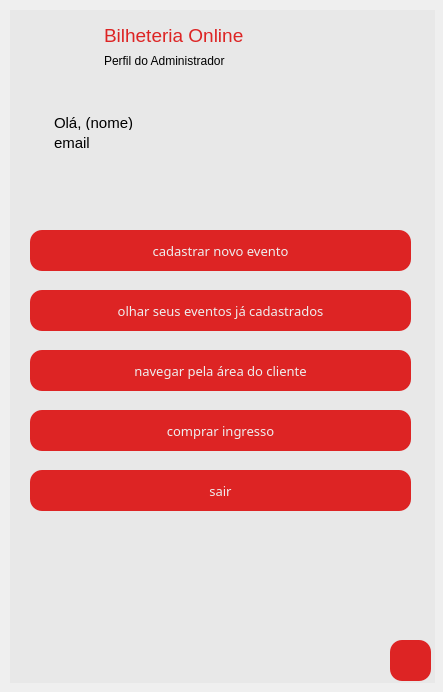
Above: telas/tela_perfilAdm.ui from ClaraFontes/bilheteria-digital before the change. Below: the same form after it.
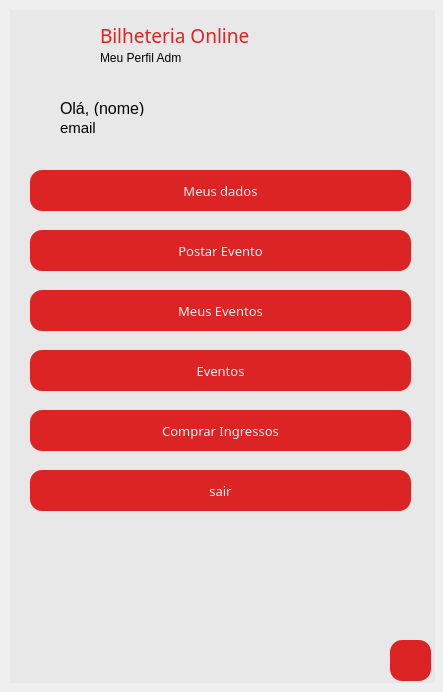
That is the form after the change. Icons and pictures are not drawn.

Commit message: nova edição nas telas e criação da tela principal.

```diff
--- a/telas/tela_perfilAdm.ui
+++ b/telas/tela_perfilAdm.ui
@@ -66,7 +66,7 @@
 </string>
     </property>
     <property name="text">
-     <string>navegar pela área do cliente</string>
+     <string>Eventos</string>
     </property>
    </widget>
    <widget class="QLabel" name="tck">
@@ -91,27 +91,6 @@
      <bool>true</bool>
     </property>
    </widget>
-   <widget class="QTextEdit" name="texto_topo">
-    <property name="geometry">
-     <rect>
-      <x>90</x>
-      <y>10</y>
-      <width>151</width>
-      <height>41</height>
-     </rect>
-    </property>
-    <property name="styleSheet">
-     <string notr="true">border: none;
-color: rgba(221, 33, 33, 0.99);</string>
-    </property>
-    <property name="html">
-     <string>&lt;!DOCTYPE HTML PUBLIC &quot;-//W3C//DTD HTML 4.0//EN&quot; &quot;http://www.w3.org/TR/REC-html40/strict.dtd&quot;&gt;
-&lt;html&gt;&lt;head&gt;&lt;meta name=&quot;qrichtext&quot; content=&quot;1&quot; /&gt;&lt;style type=&quot;text/css&quot;&gt;
-p, li { white-space: pre-wrap; }
-&lt;/style&gt;&lt;/head&gt;&lt;body style=&quot; font-family:'MS Shell Dlg 2'; font-size:8.25pt; font-weight:400; font-style:normal;&quot;&gt;
-&lt;p style=&quot; margin-top:0px; margin-bottom:0px; margin-left:0px; margin-right:0px; -qt-block-indent:0; text-indent:0px;&quot;&gt;&lt;span style=&quot; font-size:14pt;&quot;&gt;Bilheteria Online&lt;/span&gt;&lt;/p&gt;&lt;/body&gt;&lt;/html&gt;</string>
-    </property>
-   </widget>
    <widget class="QPushButton" name="bt_voltarperfilAdm">
     <property name="enabled">
      <bool>true</bool>
@@ -159,47 +138,7 @@
      </size>
     </property>
    </widget>
-   <widget class="QTextEdit" name="texto_olaNomeAdm">
-    <property name="geometry">
-     <rect>
-      <x>40</x>
-      <y>100</y>
-      <width>181</width>
-      <height>31</height>
-     </rect>
-    </property>
-    <property name="styleSheet">
-     <string notr="true">border: none;</string>
-    </property>
-    <property name="html">
-     <string>&lt;!DOCTYPE HTML PUBLIC &quot;-//W3C//DTD HTML 4.0//EN&quot; &quot;http://www.w3.org/TR/REC-html40/strict.dtd&quot;&gt;
-&lt;html&gt;&lt;head&gt;&lt;meta name=&quot;qrichtext&quot; content=&quot;1&quot; /&gt;&lt;style type=&quot;text/css&quot;&gt;
-p, li { white-space: pre-wrap; }
-&lt;/style&gt;&lt;/head&gt;&lt;body style=&quot; font-family:'MS Shell Dlg 2'; font-size:8.25pt; font-weight:400; font-style:normal;&quot;&gt;
-&lt;p style=&quot; margin-top:0px; margin-bottom:0px; margin-left:0px; margin-right:0px; -qt-block-indent:0; text-indent:0px;&quot;&gt;&lt;span style=&quot; font-size:11pt;&quot;&gt;Olá, (nome)&lt;/span&gt;&lt;/p&gt;&lt;/body&gt;&lt;/html&gt;</string>
-    </property>
-   </widget>
-   <widget class="QTextEdit" name="texto_infoEmailADM">
-    <property name="geometry">
-     <rect>
-      <x>40</x>
-      <y>120</y>
-      <width>181</width>
-      <height>31</height>
-     </rect>
-    </property>
-    <property name="styleSheet">
-     <string notr="true">border: none;</string>
-    </property>
-    <property name="html">
-     <string>&lt;!DOCTYPE HTML PUBLIC &quot;-//W3C//DTD HTML 4.0//EN&quot; &quot;http://www.w3.org/TR/REC-html40/strict.dtd&quot;&gt;
-&lt;html&gt;&lt;head&gt;&lt;meta name=&quot;qrichtext&quot; content=&quot;1&quot; /&gt;&lt;style type=&quot;text/css&quot;&gt;
-p, li { white-space: pre-wrap; }
-&lt;/style&gt;&lt;/head&gt;&lt;body style=&quot; font-family:'MS Shell Dlg 2'; font-size:8.25pt; font-weight:400; font-style:normal;&quot;&gt;
-&lt;p style=&quot; margin-top:0px; margin-bottom:0px; margin-left:0px; margin-right:0px; -qt-block-indent:0; text-indent:0px;&quot;&gt;&lt;span style=&quot; font-size:11pt;&quot;&gt;email&lt;/span&gt;&lt;/p&gt;&lt;/body&gt;&lt;/html&gt;</string>
-    </property>
-   </widget>
-   <widget class="QPushButton" name="bt_cadastroNovoEvento">
+   <widget class="QPushButton" name="bt_postarevento">
     <property name="enabled">
      <bool>true</bool>
     </property>
@@ -234,7 +173,7 @@
 </string>
     </property>
     <property name="text">
-     <string>cadastrar novo evento</string>
+     <string>Postar Evento</string>
     </property>
    </widget>
    <widget class="QPushButton" name="bt_meusEventos">
@@ -272,7 +211,7 @@
 </string>
     </property>
     <property name="text">
-     <string>olhar seus eventos já cadastrados</string>
+     <string>Meus Eventos</string>
     </property>
    </widget>
    <widget class="QPushButton" name="bt_sairAdm">
@@ -348,39 +287,140 @@
 </string>
     </property>
     <property name="text">
-     <string>comprar ingresso</string>
+     <string>Comprar Ingressos</string>
     </property>
    </widget>
-   <widget class="QTextEdit" name="textEdit">
+   <widget class="QPushButton" name="bt_dadosAdm">
+    <property name="enabled">
+     <bool>true</bool>
+    </property>
     <property name="geometry">
      <rect>
-      <x>90</x>
-      <y>40</y>
-      <width>171</width>
-      <height>31</height>
+      <x>20</x>
+      <y>160</y>
+      <width>381</width>
+      <height>41</height>
      </rect>
     </property>
     <property name="font">
      <font>
-      <family>Arial</family>
+      <family>Arial Rounded MT Bold</family>
+      <pointsize>10</pointsize>
+      <weight>50</weight>
+      <bold>false</bold>
      </font>
     </property>
     <property name="styleSheet">
-     <string notr="true">border: none;
-font-family: Arial;
+     <string notr="true">QPushButton{
+	background-color: rgba(221, 33, 33, 0.99);
+	border-radius: 12px;
+	color: rgb(238, 238, 238);
+}
 
 </string>
     </property>
-    <property name="html">
-     <string>&lt;!DOCTYPE HTML PUBLIC &quot;-//W3C//DTD HTML 4.0//EN&quot; &quot;http://www.w3.org/TR/REC-html40/strict.dtd&quot;&gt;
-&lt;html&gt;&lt;head&gt;&lt;meta name=&quot;qrichtext&quot; content=&quot;1&quot; /&gt;&lt;style type=&quot;text/css&quot;&gt;
-p, li { white-space: pre-wrap; }
-&lt;/style&gt;&lt;/head&gt;&lt;body style=&quot; font-family:'Arial'; font-size:8.25pt; font-weight:400; font-style:normal;&quot;&gt;
-&lt;p style=&quot; margin-top:0px; margin-bottom:0px; margin-left:0px; margin-right:0px; -qt-block-indent:0; text-indent:0px;&quot;&gt;&lt;span style=&quot; font-family:'MS Shell Dlg 2'; font-size:9pt;&quot;&gt;Perfil do Administrador&lt;/span&gt;&lt;/p&gt;&lt;/body&gt;&lt;/html&gt;</string>
+    <property name="text">
+     <string>Meus dados</string>
     </property>
    </widget>
-   <zorder>texto_topo</zorder>
-   <zorder>textEdit</zorder>
+   <widget class="QFrame" name="Topo">
+    <property name="geometry">
+     <rect>
+      <x>80</x>
+      <y>0</y>
+      <width>341</width>
+      <height>61</height>
+     </rect>
+    </property>
+    <property name="styleSheet">
+     <string notr="true">border: none;</string>
+    </property>
+    <property name="frameShape">
+     <enum>QFrame::StyledPanel</enum>
+    </property>
+    <property name="frameShadow">
+     <enum>QFrame::Raised</enum>
+    </property>
+    <widget class="QLabel" name="infoText">
+     <property name="geometry">
+      <rect>
+       <x>10</x>
+       <y>40</y>
+       <width>201</width>
+       <height>16</height>
+      </rect>
+     </property>
+     <property name="font">
+      <font>
+       <pointsize>9</pointsize>
+      </font>
+     </property>
+     <property name="text">
+      <string>Meu Perfil Adm</string>
+     </property>
+    </widget>
+    <widget class="QLabel" name="bilheteriaText">
+     <property name="geometry">
+      <rect>
+       <x>10</x>
+       <y>10</y>
+       <width>161</width>
+       <height>31</height>
+      </rect>
+     </property>
+     <property name="font">
+      <font>
+       <family>Arial Unicode MS</family>
+       <pointsize>14</pointsize>
+      </font>
+     </property>
+     <property name="styleSheet">
+      <string notr="true">border: none;
+color: rgba(221, 33, 33, 0.99);</string>
+     </property>
+     <property name="text">
+      <string>Bilheteria Online</string>
+     </property>
+    </widget>
+   </widget>
+   <widget class="QLabel" name="olaAdm">
+    <property name="geometry">
+     <rect>
+      <x>50</x>
+      <y>90</y>
+      <width>371</width>
+      <height>16</height>
+     </rect>
+    </property>
+    <property name="font">
+     <font>
+      <family>Arial</family>
+      <pointsize>12</pointsize>
+     </font>
+    </property>
+    <property name="text">
+     <string>Olá, (nome)</string>
+    </property>
+   </widget>
+   <widget class="QLabel" name="emailAdm">
+    <property name="geometry">
+     <rect>
+      <x>50</x>
+      <y>110</y>
+      <width>371</width>
+      <height>16</height>
+     </rect>
+    </property>
+    <property name="font">
+     <font>
+      <family>Arial</family>
+      <pointsize>11</pointsize>
+     </font>
+    </property>
+    <property name="text">
+     <string>email</string>
+    </property>
+   </widget>
    <zorder>tck</zorder>
    <zorder>bt_navegarAdm</zorder>
    <zorder>bt_voltarperfilAdm</zorder>
```
Left out of the diff: 38 changed lines with no effect on the pictures. The commit also changes 10 other files.
